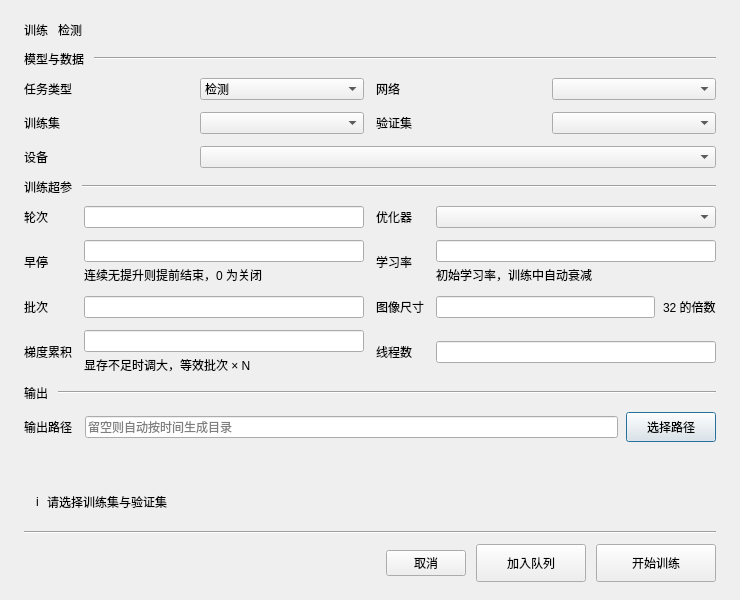
First picture: the form in ui/train.ui, repository pythondever/easy_trainer, before the edit.
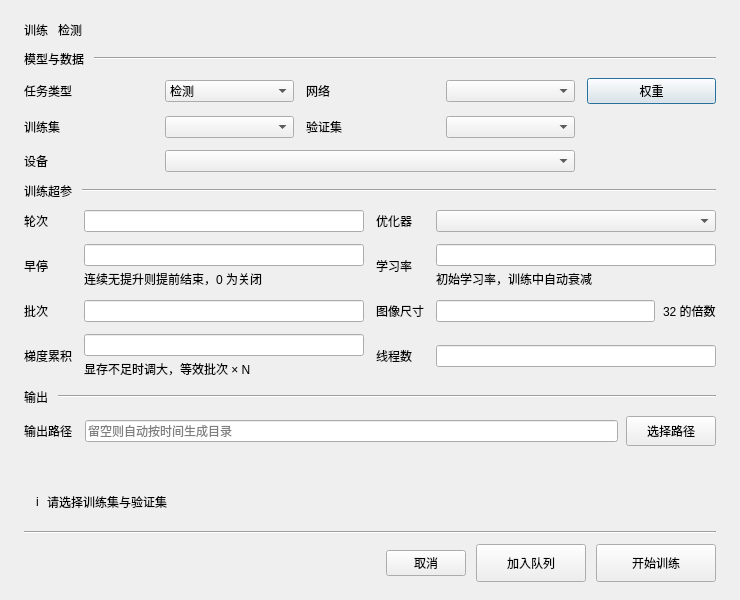
Second picture: the form after the edit.

Commit message: 预训练模型权重下载界面

```diff
--- a/ui/train.ui
+++ b/ui/train.ui
@@ -169,6 +169,13 @@
           <item row="0" column="3">
             <widget class="QComboBox" name="network_combo" />
           </item>
+          <item row="0" column="4">
+            <widget class="QPushButton" name="weight_btn">
+              <property name="text">
+                <string>权重</string>
+              </property>
+            </widget>
+          </item>
           <item row="1" column="0">
             <widget class="QLabel" name="dataset_label">
               <property name="text">
```
The commit also changes 8 other files.
